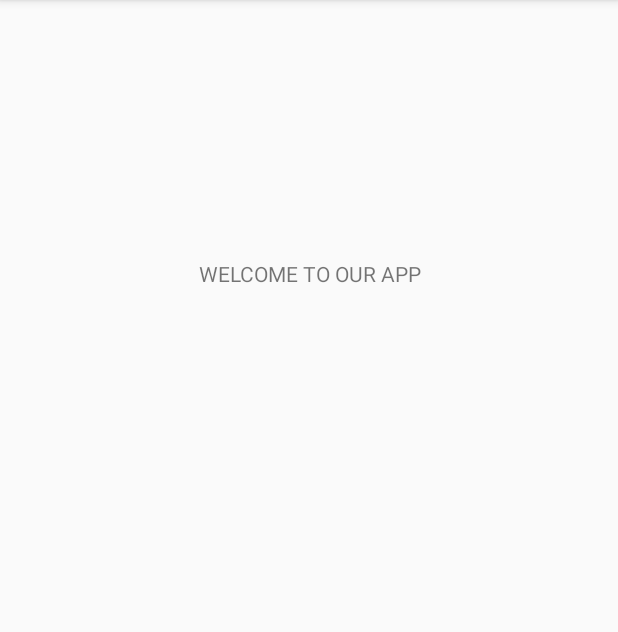
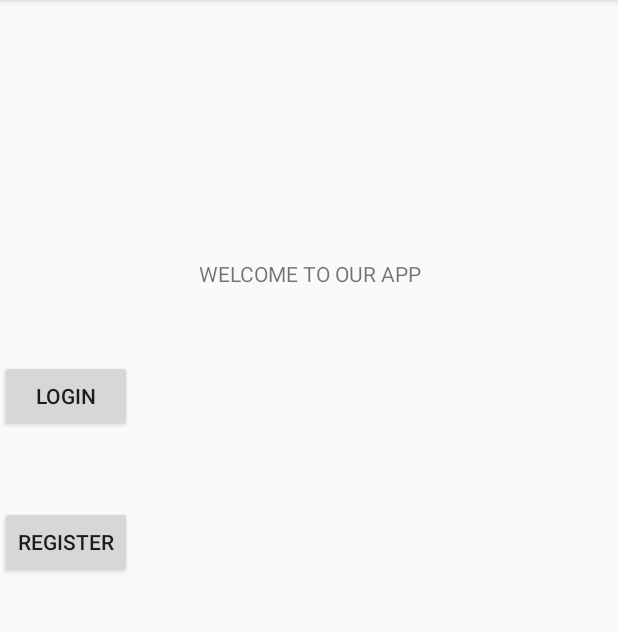
Before and after one commit to davidzhao98/rat-track-app, an Android app: the screen it shows after launch (MainActivity), on a phone screen of 412 x 824 dp, the part 84-716 px from its top. Run offline under Robolectric (Android 15) with nearby library versions, the phone set to English and light mode, and no system bars.

Commit message:
added buttons

```diff
--- a/RatTrackApp/app/src/main/res/layout/activity_main.xml
+++ b/RatTrackApp/app/src/main/res/layout/activity_main.xml
@@ -17,6 +17,25 @@
         app:layout_constraintLeft_toLeftOf="parent"
         app:layout_constraintRight_toRightOf="parent"
         app:layout_constraintTop_toTopOf="parent"
-        app:layout_constraintVertical_bias="0.222" />
+        app:layout_constraintVertical_bias="0.222"
+        android:id="@+id/textView" />
+
+    <Button
+        android:id="@+id/button"
+        android:layout_width="wrap_content"
+        android:layout_height="wrap_content"
+        android:text="LOGIN"
+        tools:layout_editor_absoluteX="148dp"
+        android:layout_marginTop="48dp"
+        app:layout_constraintTop_toBottomOf="@+id/textView" />
+
+    <Button
+        android:id="@+id/button3"
+        android:layout_width="wrap_content"
+        android:layout_height="wrap_content"
+        android:text="REGISTER"
+        tools:layout_editor_absoluteX="148dp"
+        android:layout_marginTop="49dp"
+        app:layout_constraintTop_toBottomOf="@+id/button" />
 
 </android.support.constraint.ConstraintLayout>
```
